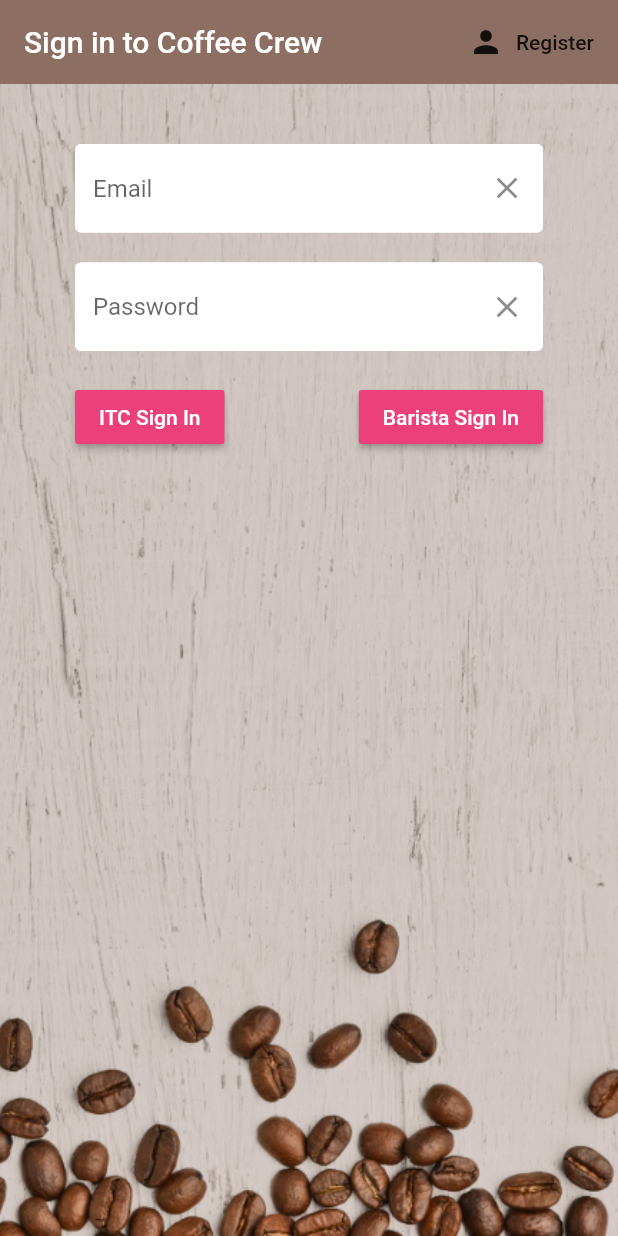
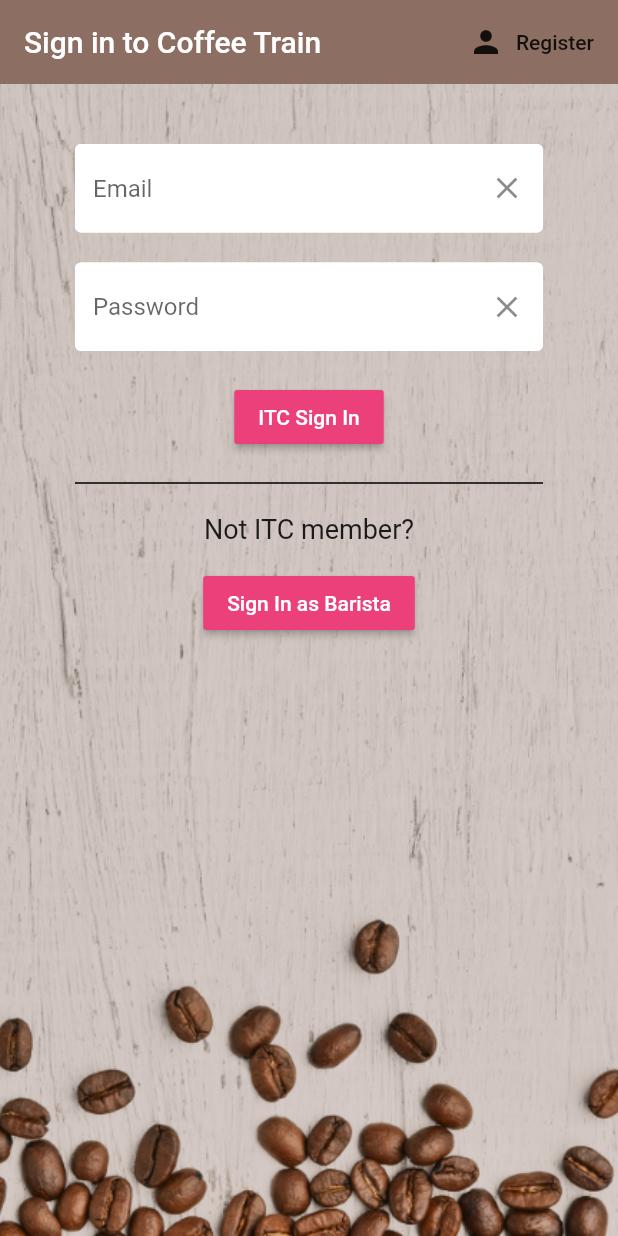
Before and after one commit to AlexSky230/brew_crew, a Flutter app: the screen it shows after launch, on a phone screen of 412 x 824 dp. Run offline on Flutter 3.47's test engine with Material 2 defaults, Android fonts, the phone set to English and light mode, and no system bars; our stand-ins replace cloud_firestore, firebase_auth, firebase_core, flutter_spinkit; accounts and stored records are empty.

```diff
--- a/lib/models/brew.dart
+++ b/lib/models/brew.dart
@@ -4,6 +4,7 @@ class Brew {
   final String sugars;
   final int size;
   final String type;
+  final bool isOrderActive;
 
-  Brew({ this.name, this.sugars, this.size, this.type });
+  Brew({ this.name, this.sugars, this.size, this.type, this.isOrderActive });
 }
--- a/lib/models/user.dart
+++ b/lib/models/user.dart
@@ -14,7 +14,8 @@ class UserData {
   final String type;
   final String sugars;
   final int size;
+  final bool isOrderActive;
 
-  UserData({this.uid, this.name, this.type, this.sugars, this.size});
+  UserData({this.uid, this.name, this.type, this.sugars, this.size, this.isOrderActive});
 
 }
--- a/lib/screens/authenticate/register.dart
+++ b/lib/screens/authenticate/register.dart
@@ -33,7 +33,7 @@ class _RegisterState extends State<Register> {
       appBar: AppBar(
           backgroundColor: Colors.brown[400],
           elevation: 0,
-          title: Text('Sign up to Coffee Crew'),
+          title: Text('Sign up to Coffee Train'),
         actions: [
           FlatButton.icon(
             onPressed: () {
@@ -103,7 +103,7 @@ class _RegisterState extends State<Register> {
               RaisedButton(
                 color: Colors.pink[400],
                 child: Text(
-                  'Register',
+                  'Register as ITC member',
                   style: TextStyle(color: Colors.white),
                 ),
                 onPressed: () async {
--- a/lib/screens/authenticate/sign_in.dart
+++ b/lib/screens/authenticate/sign_in.dart
@@ -1,9 +1,7 @@
-import 'package:firebase_auth/firebase_auth.dart';
 import 'package:flutter/material.dart';
 import 'package:sky_brew_crew/common/constants.dart';
 import 'package:sky_brew_crew/common/loading.dart';
 import 'package:sky_brew_crew/services/auth.dart';
-import 'package:firebase_core/firebase_core.dart';
 
 class SignIn extends StatefulWidget {
   final Function toggleView;
@@ -36,7 +34,7 @@ class _SignInState extends State<SignIn> {
             appBar: AppBar(
               backgroundColor: Colors.brown[400],
               elevation: 0,
-              title: Text('Sign in to Coffee Crew'),
+              title: Text('Sign in to Coffee Train'),
               actions: [
                 FlatButton.icon(
                   onPressed: () {
@@ -103,9 +101,6 @@ class _SignInState extends State<SignIn> {
                       },
                     ),
                     SizedBox(height: 20),
-                    Row(
-                      mainAxisAlignment: MainAxisAlignment.spaceBetween,
-                      children: [
                     RaisedButton(
                       color: Colors.pink[400],
                       child: Text(
@@ -130,10 +125,16 @@ class _SignInState extends State<SignIn> {
                         }
                       },
                     ),
+                    Divider(height: 40, thickness: 1, color: Colors.black,),
+                    Text(
+                      'Not ITC member?',
+                          style: TextStyle(fontSize: 18),
+                    ),
+                    SizedBox(height: 15),
                     RaisedButton(
                       color: Colors.pink[400],
                       child: Text(
-                            'Barista Sign In',
+                        'Sign In as Barista',
                         style: TextStyle(color: Colors.white),
                       ),
                       onPressed: () async {
@@ -147,8 +148,6 @@ class _SignInState extends State<SignIn> {
                           });
                         }
                       },
-                        ),
-                      ],
                     ),
                     SizedBox(height: 12),
                     Text(
--- a/lib/screens/home/home.dart
+++ b/lib/screens/home/home.dart
@@ -33,7 +33,7 @@ class Home extends StatelessWidget {
       child: Scaffold(
         backgroundColor: Colors.brown[50],
         appBar: AppBar(
-          title: Text('Coffee Crew'),
+          title: Text('Coffee Train'),
           backgroundColor: Colors.brown[400],
           elevation: 0,
           actions: <Widget>[
@@ -67,7 +67,7 @@ class Home extends StatelessWidget {
               child: Column(
                 children: [
                   Text(
-                    'Active orders:',
+                    'Active Orders:',
                     style: TextStyle(
                       fontSize: 24,
                       color: Colors.black,
--- a/lib/services/auth.dart
+++ b/lib/services/auth.dart
@@ -54,7 +54,7 @@ class AuthService {
       UserCredential result = await _auth.createUserWithEmailAndPassword(email: email, password: password);
       User user = result.user;
 
-      await DatabaseService(uid: user.uid).updateUserData('0', 'New member', 1, 'Nothing for now');
+      await DatabaseService(uid: user.uid).updateUserData(false, '0', 'New member', 1, 'Nothing for now');
 
       return _userFromFireUser(user, false);
     }
```
Also changed, not shown: lib/screens/home/brew_tile.dart (+21 -5 lines), lib/screens/home/settings_form.dart (+15 -1 lines), lib/services/database.dart (+14 -9 lines). Lines whose indentation alone changed are shown as unchanged.
